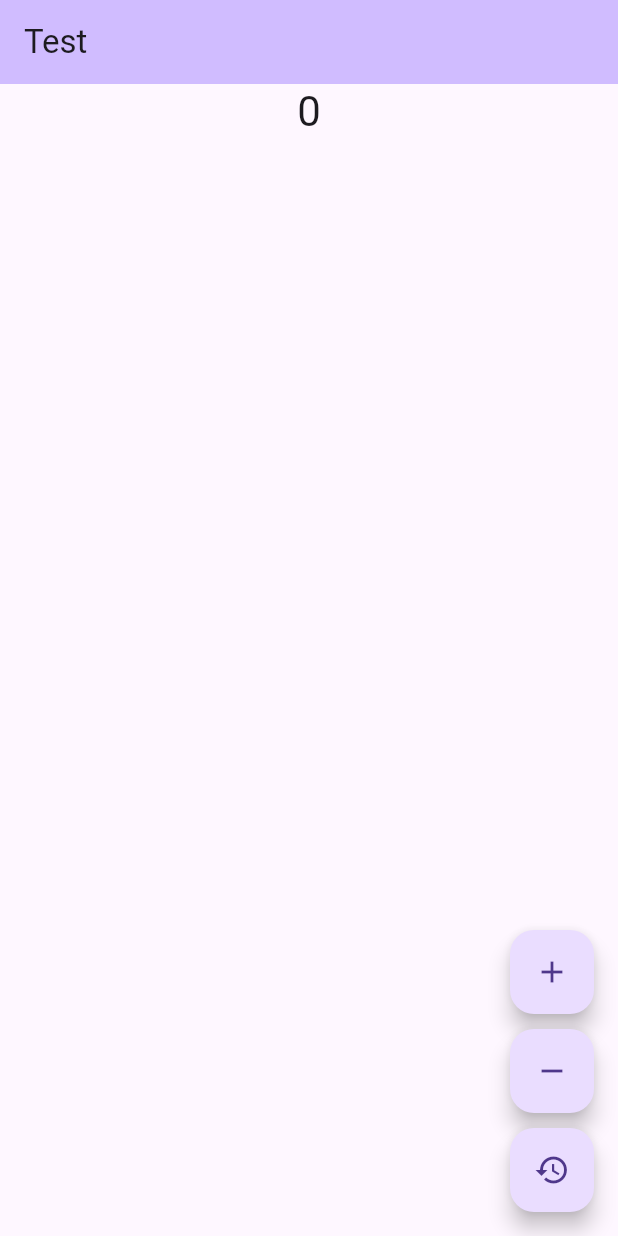
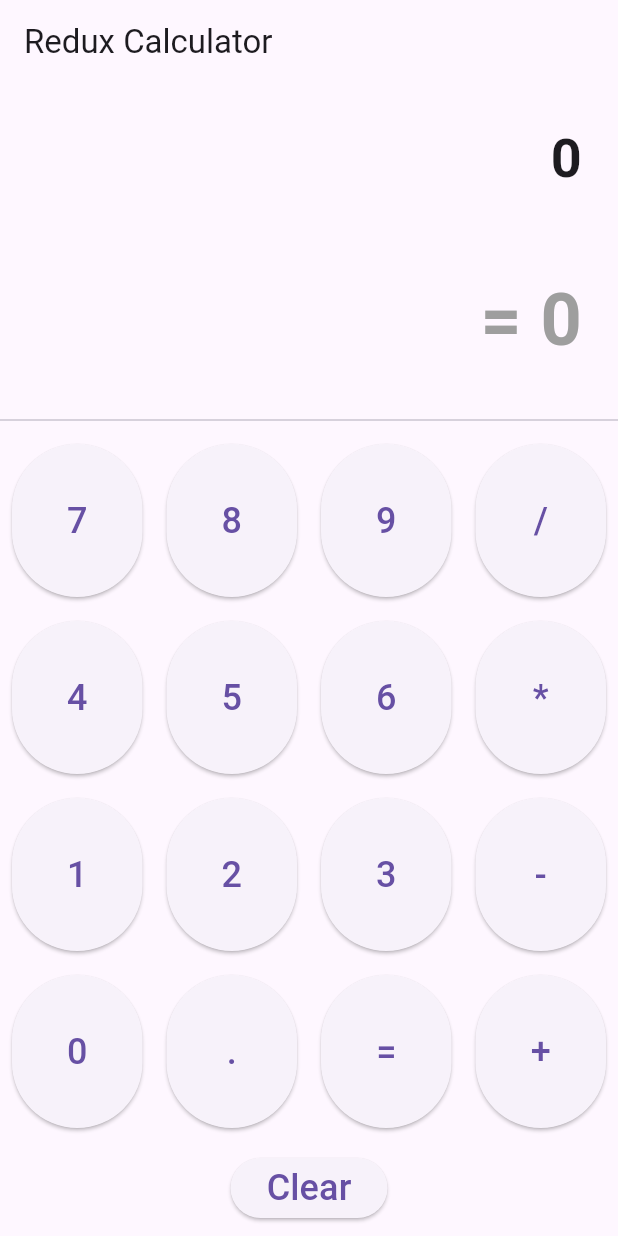
Before and after one commit to hs-dev1/flutter_state_management_comparison, a Flutter app: the screen it shows after launch, on a phone screen of 412 x 824 dp. Run offline on Flutter 3.47's test engine with Material 3 defaults, Android fonts, the light colour scheme and no system bars; our stand-ins replace decimal, flutter_redux, redux.

Commit message:
calculator with the file system using redux.

```diff
--- /dev/null
+++ b/lib/actions/calculator_actions.dart
@@ -0,0 +1,15 @@
+import '../models/calculator_state.dart';
+
+class NumberAction {
+  final String number;
+  NumberAction(this.number);
+}
+
+class OperatorAction {
+  final Operator operator;
+  OperatorAction(this.operator);
+}
+
+class CalculateAction {}
+
+class ClearAction {}
--- a/lib/main.dart
+++ b/lib/main.dart
@@ -1,129 +1,30 @@
 import 'package:flutter/material.dart';
 import 'package:flutter_redux/flutter_redux.dart';
 import 'package:redux/redux.dart';
+import 'package:redux_example/models/calculator_state.dart';
+
+import 'reducers/calculator_reducer.dart';
+import 'ui/calculator_page.dart';
 
 void main() {
-  final store = Store<AppState>(
-    counterReducer,
-    initialState: AppState(counter: 0, history: []),
+  final store = Store<CalculatorState>(
+    calculatorReducer,
+    initialState: CalculatorState(currentInput: '0', result: '0', operator: null),
   );
   runApp(MyApp(store: store));
 }
 
 class MyApp extends StatelessWidget {
-  final Store<AppState> store;
+  final Store<CalculatorState> store;
   const MyApp({super.key, required this.store});
 
   @override
   Widget build(BuildContext context) {
-    return StoreProvider<AppState>(
+    return StoreProvider<CalculatorState>(
       store: store,
       child: const MaterialApp(
-        home: MyHomePage(),
+        home: CalculatorPage(),
       ),
     );
   }
 }
-
-class MyHomePage extends StatelessWidget {
-  const MyHomePage({super.key});
-
-  @override
-  Widget build(BuildContext context) {
-    return Scaffold(
-      appBar: AppBar(
-        backgroundColor: Theme.of(context).colorScheme.inversePrimary,
-        title: const Text("Test"),
-      ),
-      body: Center(
-        child: Column(
-          mainAxisAlignment: MainAxisAlignment.center,
-          children: [
-            StoreConnector<AppState, String>(
-              converter: (store) => store.state.counter.toString(),
-              builder: (context, count) {
-                return Text(
-                  count,
-                  style: Theme.of(context).textTheme.headlineMedium,
-                );
-              },
-            ),
-            const SizedBox(height: 12),
-            StoreConnector<AppState, List<int>>(
-              builder: (context, history) {
-                return Expanded(
-                  child: ListView.builder(
-                    itemCount: history.length,
-                    itemBuilder: (context, index) {
-                      return ListTile(
-                        title: Text('Value: ${history[index]}'),
-                      );
-                    },
-                  ),
-                );
-              },
-              converter: (store) => store.state.history,
-            ),
-          ],
-        ),
-      ),
-      floatingActionButton: Column(
-        mainAxisAlignment: MainAxisAlignment.end,
-        children: [
-          FloatingActionButton(
-            onPressed: () => StoreProvider.of<AppState>(context).dispatch(IncrementAction()),
-            tooltip: 'Increment',
-            child: const Icon(Icons.add),
-          ),
-          const SizedBox(height: 10),
-          FloatingActionButton(
-            onPressed: () => StoreProvider.of<AppState>(context).dispatch(DecrementAction()),
-            tooltip: 'Decrement',
-            child: const Icon(Icons.remove),
-          ),
-          const SizedBox(height: 10),
-          FloatingActionButton(
-            onPressed: () => StoreProvider.of<AppState>(context).dispatch(ResetAction()),
-            tooltip: 'Reset',
-            child: const Icon(Icons.restore_outlined),
-          ),
-        ],
-      ),
-    );
-  }
-}
-
-// Action Classes
-class IncrementAction {}
-
-class DecrementAction {}
-
-class ResetAction {}
-
-// App State
-class AppState {
-  final int counter;
-  final List<int> history;
-
-  AppState({required this.counter, required this.history});
-}
-
-AppState counterReducer(AppState state, dynamic action) {
-  if (action is IncrementAction) {
-    return AppState(
-      counter: state.counter + 1,
-      history: [state.counter + 1, ...state.history],
-    );
-  } else if (action is DecrementAction) {
-    return AppState(
-      counter: state.counter - 1,
-      history: [state.counter - 1, ...state.history],
-    );
-  } else if (action is ResetAction) {
-    return AppState(
-      counter: 0,
-      history: [],
-    );
-  }
-  return state;
-}
--- /dev/null
+++ b/lib/models/calculator_state.dart
@@ -0,0 +1,20 @@
+enum Operator {
+  add,
+  subtract,
+  multiply,
+  divide,
+}
+
+class CalculatorState {
+  final String currentInput;
+  final String result;
+  final Operator? operator;
+  final String? error;
+
+  CalculatorState({
+    required this.currentInput,
+    required this.result,
+    this.operator,
+    this.error,
+  });
+}
--- /dev/null
+++ b/lib/ui/calculator_page.dart
@@ -0,0 +1,122 @@
+import 'package:flutter/material.dart';
+import 'package:flutter_redux/flutter_redux.dart';
+import '../models/calculator_state.dart';
+import '../actions/calculator_actions.dart';
+
+class CalculatorPage extends StatelessWidget {
+  const CalculatorPage({super.key});
+
+  @override
+  Widget build(BuildContext context) {
+    return Scaffold(
+      appBar: AppBar(
+        title: const Text("Redux Calculator"),
+      ),
+      body: Column(
+        mainAxisAlignment: MainAxisAlignment.end,
+        children: [
+          // Display current input (expression)
+          StoreConnector<CalculatorState, String>(
+            converter: (store) => store.state.currentInput,
+            builder: (context, currentInput) {
+              return Container(
+                padding: const EdgeInsets.all(24.0),
+                alignment: Alignment.centerRight,
+                child: Text(
+                  currentInput,
+                  style: const TextStyle(fontSize: 36.0, fontWeight: FontWeight.bold),
+                ),
+              );
+            },
+          ),
+          // Display result (calculated result)
+          StoreConnector<CalculatorState, String>(
+            converter: (store) => store.state.result,
+            builder: (context, result) {
+              return Container(
+                padding: const EdgeInsets.all(24.0),
+                alignment: Alignment.centerRight,
+                child: Text(
+                  "= $result",
+                  style: const TextStyle(fontSize: 48.0, fontWeight: FontWeight.bold, color: Colors.grey),
+                ),
+              );
+            },
+          ),
+          const Divider(),
+          // Number Pad and Operators
+          Expanded(
+            flex: 3,
+            child: Column(
+              children: [
+                _buildRow(context, ['7', '8', '9', '/']),
+                _buildRow(context, ['4', '5', '6', '*']),
+                _buildRow(context, ['1', '2', '3', '-']),
+                _buildRow(context, ['0', '.', '=', '+']),
+              ],
+            ),
+          ),
+          // Clear Button
+          StoreConnector<CalculatorState, VoidCallback>(
+            converter: (store) {
+              return () => store.dispatch(ClearAction());
+            },
+            builder: (context, clearCallback) {
+              return Padding(
+                padding: const EdgeInsets.all(8.0),
+                child: ElevatedButton(
+                  onPressed: clearCallback,
+                  child: const Text('Clear', style: TextStyle(fontSize: 24)),
+                ),
+              );
+            },
+          ),
+        ],
+      ),
+    );
+  }
+
+  Widget _buildRow(BuildContext context, List<String> buttons) {
+    return Expanded(
+      child: Row(
+        crossAxisAlignment: CrossAxisAlignment.stretch,
+        children: buttons.map((text) {
+          return _buildButton(context, text);
+        }).toList(),
+      ),
+    );
+  }
+
+  Widget _buildButton(BuildContext context, String text) {
+    return Expanded(
+      child: StoreConnector<CalculatorState, VoidCallback>(
+        converter: (store) {
+          return () {
+            if (text == '=') {
+              store.dispatch(CalculateAction());
+            } else if (text == '+') {
+              store.dispatch(OperatorAction(Operator.add));
+            } else if (text == '-') {
+              store.dispatch(OperatorAction(Operator.subtract));
+            } else if (text == '*') {
+              store.dispatch(OperatorAction(Operator.multiply));
+            } else if (text == '/') {
+              store.dispatch(OperatorAction(Operator.divide));
+            } else {
+              store.dispatch(NumberAction(text));
+            }
+          };
+        },
+        builder: (context, callback) {
+          return Padding(
+            padding: const EdgeInsets.all(8.0),
+            child: ElevatedButton(
+              onPressed: callback,
+              child: Text(text, style: const TextStyle(fontSize: 24)),
+            ),
+          );
+        },
+      ),
+    );
+  }
+}
--- a/pubspec.yaml
+++ b/pubspec.yaml
@@ -37,6 +37,7 @@ dependencies:
   cupertino_icons: ^1.0.8
   flutter_redux: ^0.10.0
   redux: ^5.0.0
+  decimal: ^3.0.2
 
 dev_dependencies:
   flutter_test:
```
Also changed, not shown: lib/reducers/calculator_reducer.dart (added, +74 -0 lines), lib/utils/operator_utils.dart (added, +16 -0 lines), pubspec.lock.
